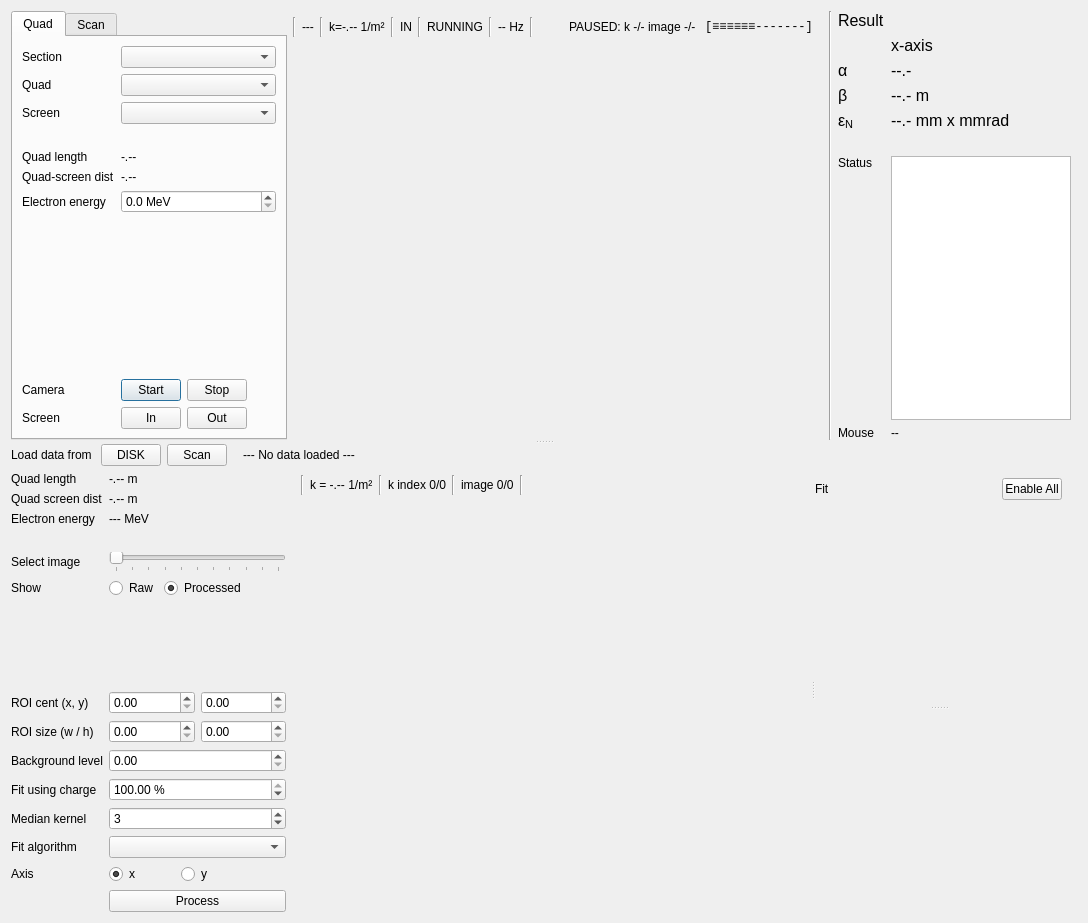
The window that quadscan_gui_splitter.ui (filiplindau/QuadScan) describes before a commit, drawn with Qt 5.
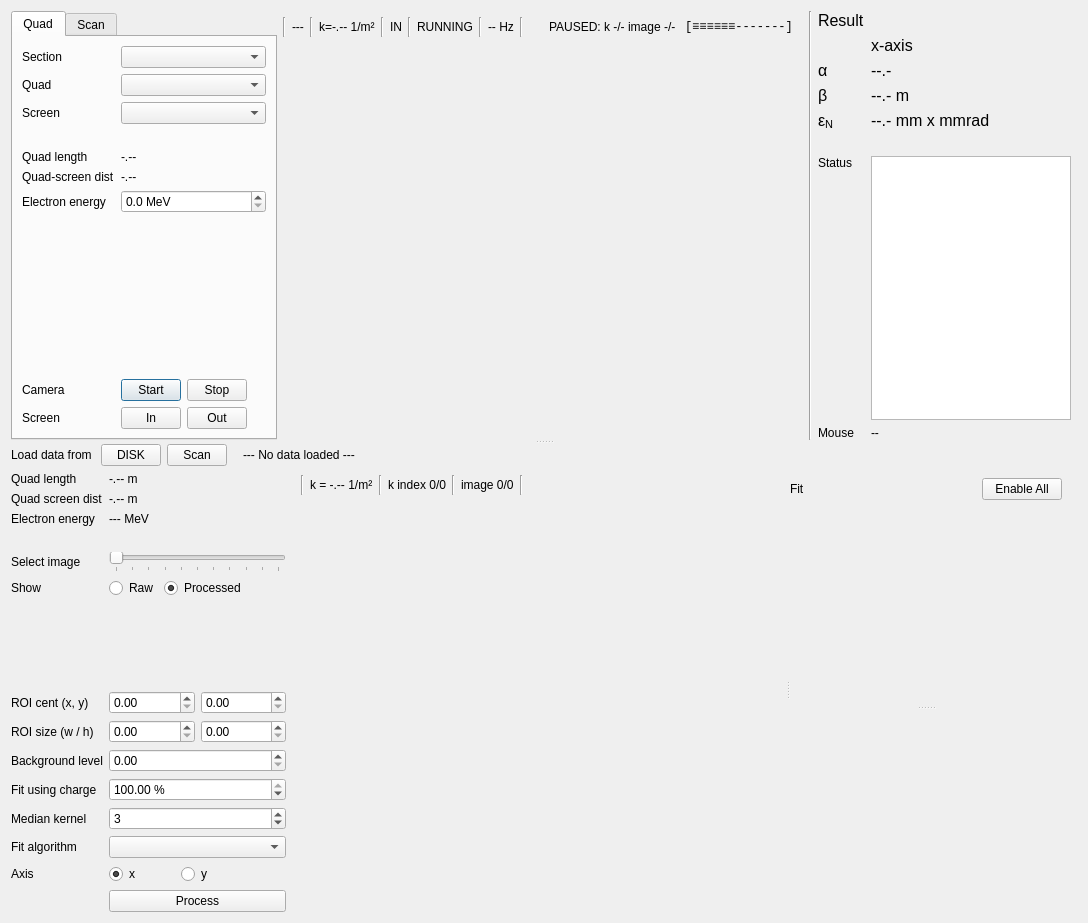
The same window after the commit. The open tabs and pages were chosen to show the change. Icons and pictures are not drawn. Custom widgets are drawn as their Qt base class.

```diff
--- a/quadscan_gui_splitter.ui
+++ b/quadscan_gui_splitter.ui
@@ -760,6 +760,7 @@
           <widget class="QLabel" name="label_37">
            <property name="font">
             <font>
+             <family>Arial</family>
              <pointsize>12</pointsize>
             </font>
            </property>
@@ -772,6 +773,7 @@
           <widget class="QLabel" name="result_label">
            <property name="font">
             <font>
+             <family>Arial</family>
              <pointsize>12</pointsize>
             </font>
            </property>
@@ -782,6 +784,11 @@
          </item>
          <item row="8" column="0">
           <widget class="QLabel" name="label_39">
+           <property name="font">
+            <font>
+             <family>Arial</family>
+            </font>
+           </property>
            <property name="text">
             <string>Mouse</string>
            </property>
@@ -791,6 +798,7 @@
           <widget class="QLabel" name="alpha_label">
            <property name="font">
             <font>
+             <family>Arial</family>
              <pointsize>12</pointsize>
             </font>
            </property>
@@ -803,6 +811,7 @@
           <widget class="QLabel" name="label_35">
            <property name="font">
             <font>
+             <family>Arial</family>
              <pointsize>12</pointsize>
             </font>
            </property>
@@ -819,12 +828,23 @@
              <verstretch>0</verstretch>
             </sizepolicy>
            </property>
+           <property name="minimumSize">
+            <size>
+             <width>200</width>
+             <height>0</height>
+            </size>
+           </property>
            <property name="maximumSize">
             <size>
-             <width>180</width>
+             <width>200</width>
              <height>16777215</height>
             </size>
            </property>
+           <property name="font">
+            <font>
+             <family>Arial</family>
+            </font>
+           </property>
            <property name="readOnly">
             <bool>true</bool>
            </property>
@@ -834,6 +854,7 @@
           <widget class="QLabel" name="label_38">
            <property name="font">
             <font>
+             <family>Arial</family>
              <pointsize>12</pointsize>
             </font>
            </property>
@@ -844,6 +865,11 @@
          </item>
          <item row="7" column="0">
           <widget class="QLabel" name="label_40">
+           <property name="font">
+            <font>
+             <family>Arial</family>
+            </font>
+           </property>
            <property name="text">
             <string>Status</string>
            </property>
@@ -862,16 +888,21 @@
            </property>
            <property name="minimumSize">
             <size>
-             <width>180</width>
+             <width>200</width>
              <height>0</height>
             </size>
            </property>
            <property name="maximumSize">
             <size>
-             <width>160</width>
+             <width>200</width>
              <height>16777215</height>
             </size>
            </property>
+           <property name="font">
+            <font>
+             <family>Arial</family>
+            </font>
+           </property>
            <property name="text">
             <string>--</string>
            </property>
@@ -881,6 +912,7 @@
           <widget class="QLabel" name="beta_label">
            <property name="font">
             <font>
+             <family>Arial</family>
              <pointsize>12</pointsize>
             </font>
            </property>
@@ -909,6 +941,7 @@
           <widget class="QLabel" name="result_axis_label">
            <property name="font">
             <font>
+             <family>Arial</family>
              <pointsize>12</pointsize>
             </font>
            </property>
@@ -1607,6 +1640,11 @@
                     </property>
                     <item>
                      <widget class="QLabel" name="label_12">
+                      <property name="font">
+                       <font>
+                        <family>Arial</family>
+                       </font>
+                      </property>
                       <property name="text">
                        <string>Fit</string>
                       </property>
@@ -1629,10 +1667,15 @@
                      <widget class="QPushButton" name="p_enable_all_button">
                       <property name="maximumSize">
                        <size>
-                        <width>60</width>
+                        <width>80</width>
                         <height>16777215</height>
                        </size>
                       </property>
+                      <property name="font">
+                       <font>
+                        <family>Arial</family>
+                       </font>
+                      </property>
                       <property name="text">
                        <string>Enable All</string>
                       </property>
```
Left out of the diff: 2 changed lines with no effect on the pictures.
